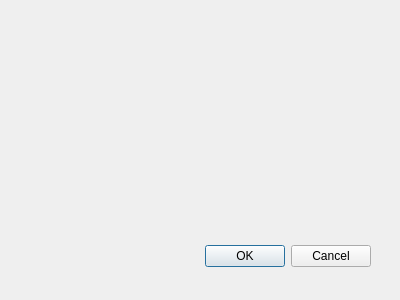
Before: the Qt Designer form loginwindow.ui in FfCr9/FileSystemProject, drawn with Qt 5.
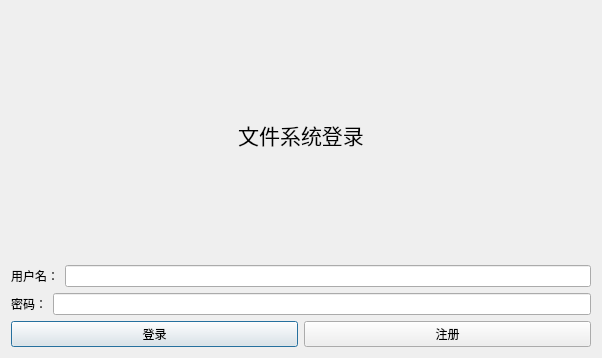
After: the same form once the commit is applied.

Commit message: 完成登录界面UI设计

What changed in the file:
```diff
--- a/loginwindow.ui
+++ b/loginwindow.ui
@@ -6,29 +6,89 @@
    <rect>
     <x>0</x>
     <y>0</y>
-    <width>400</width>
-    <height>300</height>
+    <width>602</width>
+    <height>358</height>
    </rect>
   </property>
+  <property name="minimumSize">
+   <size>
+    <width>400</width>
+    <height>250</height>
+   </size>
+  </property>
   <property name="windowTitle">
    <string>Dialog</string>
   </property>
-  <widget class="QDialogButtonBox" name="buttonBox">
-   <property name="geometry">
-    <rect>
-     <x>30</x>
-     <y>240</y>
-     <width>341</width>
-     <height>32</height>
-    </rect>
-   </property>
-   <property name="orientation">
-    <enum>Qt::Horizontal</enum>
-   </property>
-   <property name="standardButtons">
-    <set>QDialogButtonBox::Cancel|QDialogButtonBox::Ok</set>
-   </property>
-  </widget>
+  <layout class="QVBoxLayout" name="verticalLayout">
+   <item>
+    <widget class="QLabel" name="label">
+     <property name="font">
+      <font>
+       <pointsize>16</pointsize>
+      </font>
+     </property>
+     <property name="text">
+      <string>文件系统登录</string>
+     </property>
+     <property name="alignment">
+      <set>Qt::AlignCenter</set>
+     </property>
+    </widget>
+   </item>
+   <item>
+    <layout class="QHBoxLayout" name="horizontalLayout">
+     <item>
+      <widget class="QLabel" name="label_2">
+       <property name="text">
+        <string>用户名：</string>
+       </property>
+      </widget>
+     </item>
+     <item>
+      <widget class="QLineEdit" name="usernameEdit"/>
+     </item>
+    </layout>
+   </item>
+   <item>
+    <layout class="QHBoxLayout" name="horizontalLayout_2">
+     <item>
+      <widget class="QLabel" name="label_3">
+       <property name="text">
+        <string>密码：</string>
+       </property>
+       <property name="buddy">
+        <cstring>label_3</cstring>
+       </property>
+      </widget>
+     </item>
+     <item>
+      <widget class="QLineEdit" name="passwordEdit">
+       <property name="echoMode">
+        <enum>QLineEdit::Password</enum>
+       </property>
+      </widget>
+     </item>
+    </layout>
+   </item>
+   <item>
+    <layout class="QHBoxLayout" name="horizontalLayout_5">
+     <item>
+      <widget class="QPushButton" name="loginBtn">
+       <property name="text">
+        <string>登录</string>
+       </property>
+      </widget>
+     </item>
+     <item>
+      <widget class="QPushButton" name="registerBtn">
+       <property name="text">
+        <string>注册</string>
+       </property>
+      </widget>
+     </item>
+    </layout>
+   </item>
+  </layout>
  </widget>
  <resources/>
  <connections>
```
Left out of the diff: 37 changed lines with no effect on the pictures.
